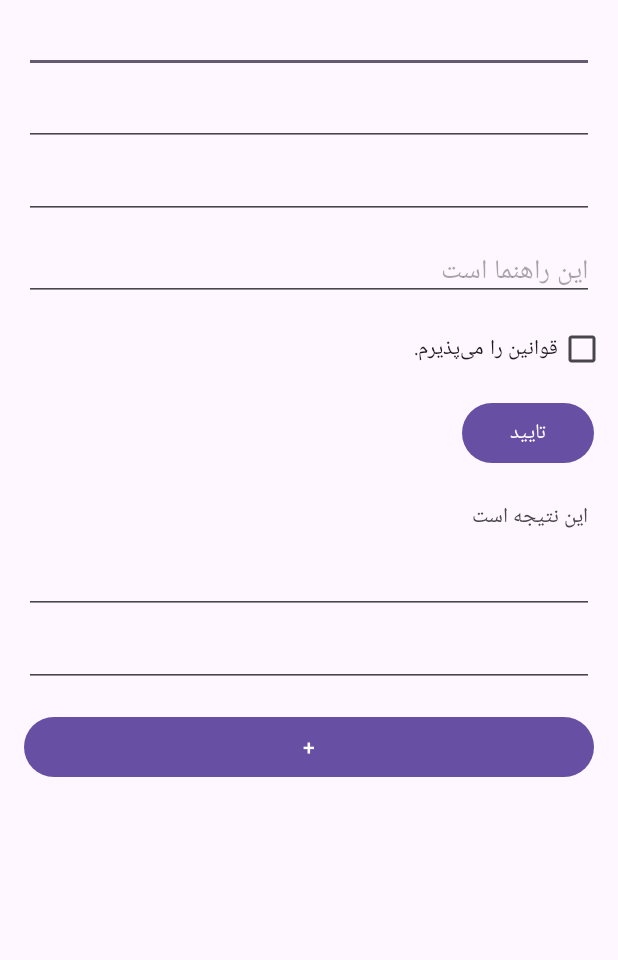
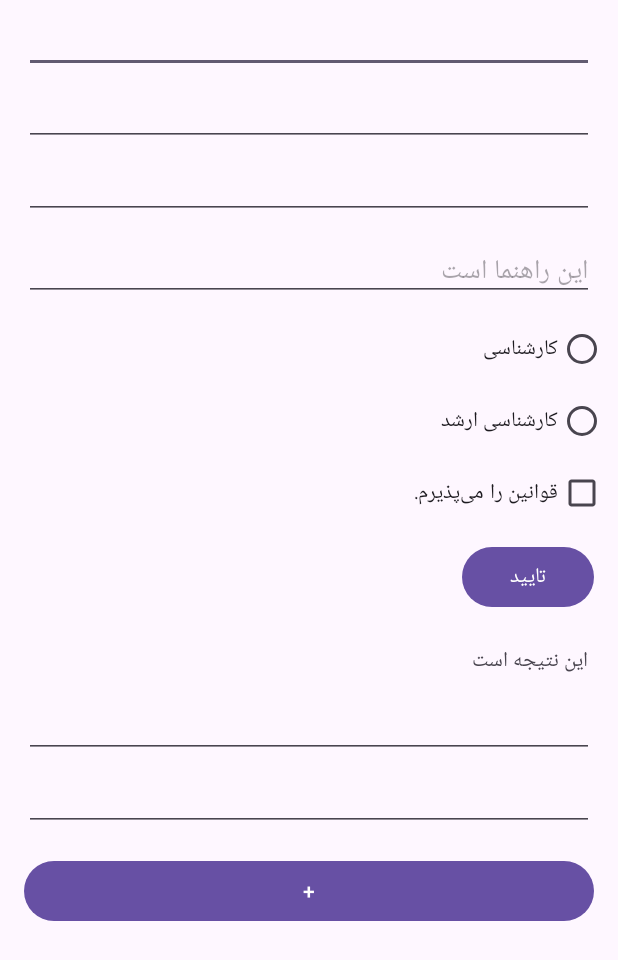
Before and after one commit to ir1979/my_repository01, an Android app: the layout activity_main.xml on its own in the app's theme, with its tools: preview values and no code run, on a phone screen of 412 x 824 dp. Shown: the top 960 px of the screen. Run offline under Robolectric (Android 15) with nearby library versions, the phone set to English and light mode, and no system bars.

Commit message:
BS and MS radio buttons are added.

```diff
--- a/app/src/main/res/layout/activity_main.xml
+++ b/app/src/main/res/layout/activity_main.xml
@@ -51,6 +51,25 @@
         android:hint="این راهنما است"
         android:inputType="textEmailAddress"
         android:padding="4dp" />
+
+    <RadioGroup
+        android:id="@+id/rg"
+        android:layout_width="match_parent"
+        android:layout_height="match_parent"
+        android:layout_weight="1" >
+
+        <RadioButton
+            android:id="@+id/rb_BS"
+            android:layout_width="match_parent"
+            android:layout_height="wrap_content"
+            android:text="کارشناسی" />
+
+        <RadioButton
+            android:id="@+id/rb_MS"
+            android:layout_width="match_parent"
+            android:layout_height="wrap_content"
+            android:text="کارشناسی ارشد" />
+    </RadioGroup>
 
     <CheckBox
         android:id="@+id/chkAccept"
```
Also changed, not shown: app/src/main/java/com/example/test03/MainActivity.java (+34 -0 lines).
